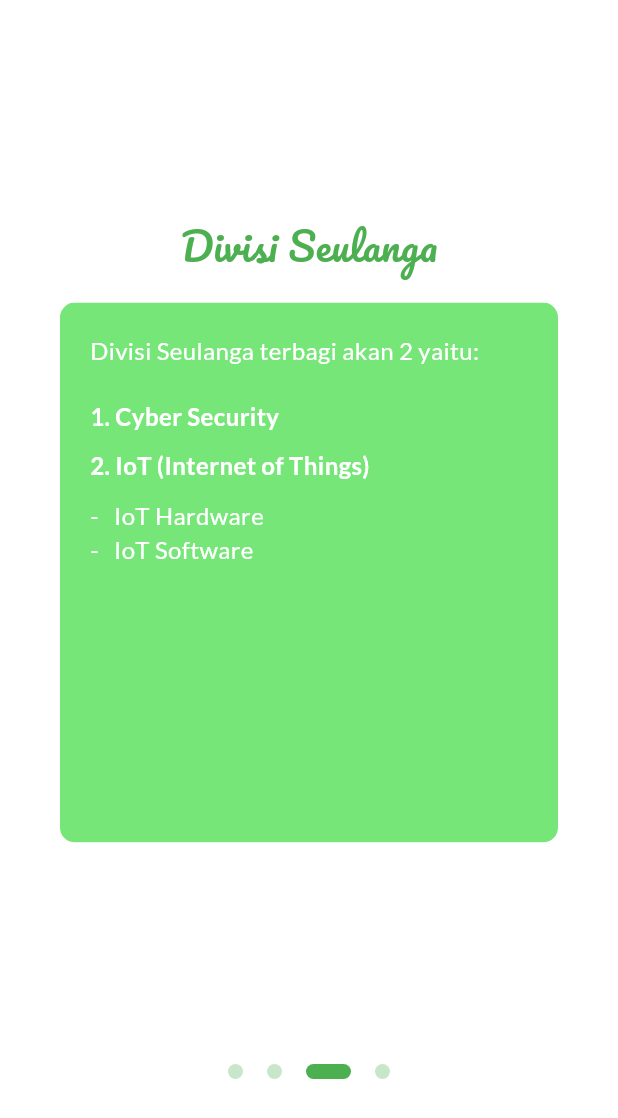
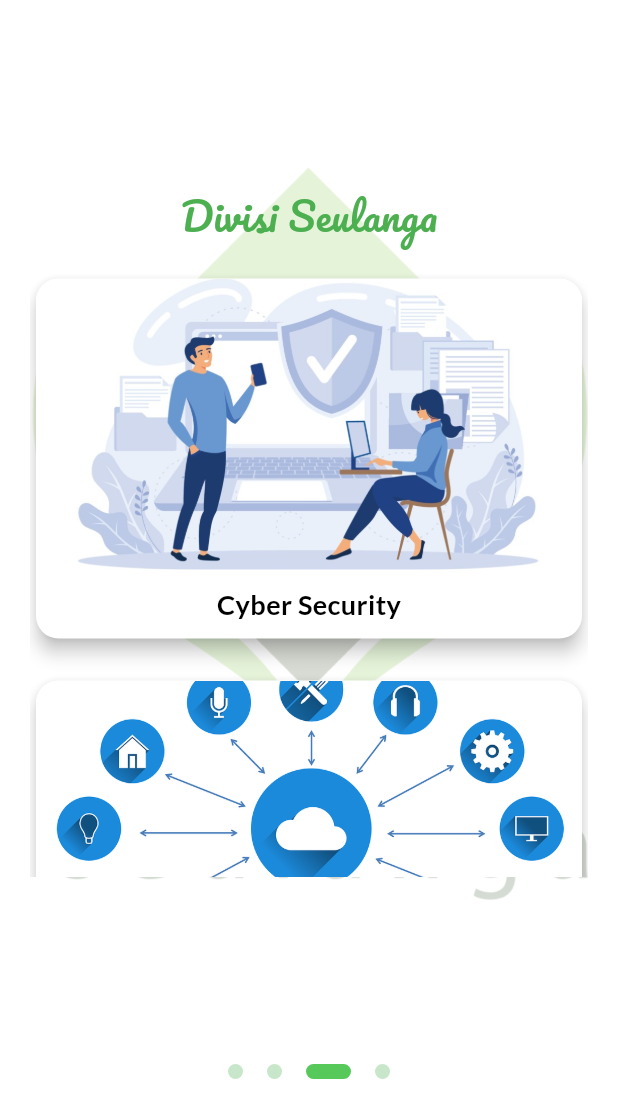
Before and after one commit to Ken23428/Tugas-IoT-Software-Seulanga, a Flutter app: the screen it shows after launch, swiped to page 3, on a phone screen of 412 x 824 dp. Shown: the top 1118 px of the screen. Run offline on Flutter 3.47's test engine with Material 3 defaults, Android fonts, the phone set to English and light mode, and no system bars; drawn by our look-alikes of smooth_page_indicator; our stand-ins replace google_fonts.

Commit message:
first commit

```diff
--- a/firstly/lib/homepage.dart
+++ b/firstly/lib/homepage.dart
@@ -35,7 +35,7 @@ class HomePage extends StatelessWidget {
             controller: _controller,
             count: 4,
             effect: ExpandingDotsEffect(
-              activeDotColor: Colors.green,
+              activeDotColor: const Color.fromARGB(255, 87, 201, 91),
               dotColor: Colors.green.shade100,
               dotHeight: 10,
               dotWidth: 10,
--- a/firstly/lib/pages/page3.dart
+++ b/firstly/lib/pages/page3.dart
@@ -7,11 +7,23 @@ class Page3 extends StatelessWidget {
   @override
   Widget build(BuildContext context) {
     return Scaffold(
-      backgroundColor: Colors.transparent,
-      body: Center(
+      backgroundColor: Colors.white,
+      body: Stack(
+        children: [
+          Positioned.fill(
+            child: Opacity(
+              opacity: 0.2, // Mengatur transparansi gambar latar belakang
+              child: Image.asset(
+                'lib/gambar/Logo_Seulanga.png',
+                fit: BoxFit.cover,
+              ),
+            ),
+          ),
+          Center(
             child: Padding(
-          padding: const EdgeInsets.all(40.0),
+              padding: const EdgeInsets.all(20.0),
               child: Column(
+                mainAxisAlignment: MainAxisAlignment.center,
                 children: [
                   Text(
                     'Divisi Seulanga',
@@ -20,82 +32,75 @@ class Page3 extends StatelessWidget {
                     ),
                   ),
                   SizedBox(height: 20),
-              ClipRRect(
-                borderRadius: BorderRadius.circular(10),
-                child: Container(
-                  height: 360,
-                  width: double.infinity,
-                  color: Color.fromARGB(255, 118, 230, 121),
-                  child: Padding(
-                    padding: const EdgeInsets.all(20.0),
-                    child: Column(
-                      crossAxisAlignment: CrossAxisAlignment.start,
+                  Expanded(
+                    child: GridView.count(
+                      crossAxisCount: 1,
+                      mainAxisSpacing: 20,
+                      childAspectRatio: 1.5,
                       children: [
-                        Text(
-                          'Divisi Seulanga terbagi akan 2 yaitu:',
-                          style: GoogleFonts.lato(
-                            textStyle: TextStyle(
-                              fontSize: 16,
-                              color: Colors.white,
-                              height: 1.5,
+                        buildDivisionCard(
+                          'Cyber Security',
+                          'lib/gambar/cybersecurity.png',
+                          Colors.white,
+                        ),
+                        buildDivisionCard(
+                          'IoT Hardware',
+                          'lib/gambar/IoTHardware.png',
+                          Colors.white,
+                        ),
+                        buildDivisionCard(
+                          'IoT Software',
+                          'lib/gambar/IoTSoftware.png',
+                          Colors.white,
+                        ),
+                      ],
                     ),
                   ),
-                        ),
-                        SizedBox(height: 20),
-                        Text(
-                          '1. Cyber Security',
-                          style: GoogleFonts.lato(
-                            textStyle: TextStyle(
-                              fontSize: 16,
-                              color: Colors.white,
-                              fontWeight: FontWeight.bold,
-                            ),
-                          ),
-                        ),
-                        SizedBox(height: 10),
-                        Text(
-                          '2. IoT (Internet of Things)',
-                          style: GoogleFonts.lato(
-                            textStyle: TextStyle(
-                              fontSize: 16,
-                              color: Colors.white,
-                              fontWeight: FontWeight.bold,
-                            ),
-                          ),
-                        ),
-                        SizedBox(height: 10),
-                        Column(
-                          crossAxisAlignment: CrossAxisAlignment.start,
-                          children: [
-                            Text(
-                              '-   IoT Hardware',
-                              style: GoogleFonts.lato(
-                                textStyle: TextStyle(
-                                  fontSize: 16,
-                                  color: Colors.white,
-                                ),
-                              ),
-                            ),
-                            Text(
-                              '-   IoT Software ',
-                              style: GoogleFonts.lato(
-                                textStyle: TextStyle(
-                                  fontSize: 16,
-                                  color: Colors.white,
+                ],
               ),
             ),
           ),
         ],
       ),
-                      ],
+    );
+  }
+
+  Widget buildDivisionCard(
+      String title, String imagePath, Color backgroundColor) {
+    return Card(
+      color: backgroundColor,
+      elevation: 5,
+      shape: RoundedRectangleBorder(
+        borderRadius: BorderRadius.circular(15),
+      ),
+      child: Column(
+        crossAxisAlignment: CrossAxisAlignment.center,
+        children: [
+          Expanded(
+            child: ClipRRect(
+              borderRadius: BorderRadius.vertical(top: Radius.circular(15)),
+              child: Image.asset(
+                imagePath,
+                width: double.infinity,
+                fit: BoxFit.cover,
+              ),
+            ),
+          ),
+          Padding(
+            padding: const EdgeInsets.all(10.0),
+            child: Text(
+              title,
+              style: GoogleFonts.lato(
+                textStyle: TextStyle(
+                  fontSize: 18,
+                  color: Colors.black,
+                  fontWeight: FontWeight.bold,
                 ),
               ),
             ),
           ),
         ],
       ),
-        ),
-      ),
     );
   }
 }
```
Also changed, not shown: firstly/lib/pages/page1.dart (+25 -28 lines), firstly/lib/pages/page2.dart (+26 -13 lines), firstly/lib/pages/page4.dart (+51 -19 lines), firstly/lib/gambar/IoTHardware.png (added), firstly/lib/gambar/IoTSoftware.png (added), firstly/lib/gambar/Logo_Seulanga.png (added), firstly/lib/gambar/cybersecurity.png (added), firstly/lib/gambar/logo_seulanga_hd.png (deleted), firstly/lib/gambar/prestasi3.png (deleted), firstly/lib/gambar/prestasi3hd.png (added). Lines whose indentation alone changed are shown as unchanged.
